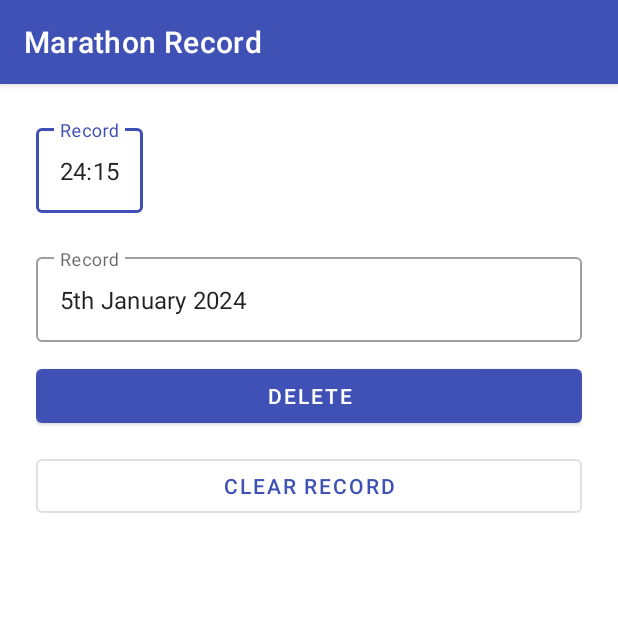
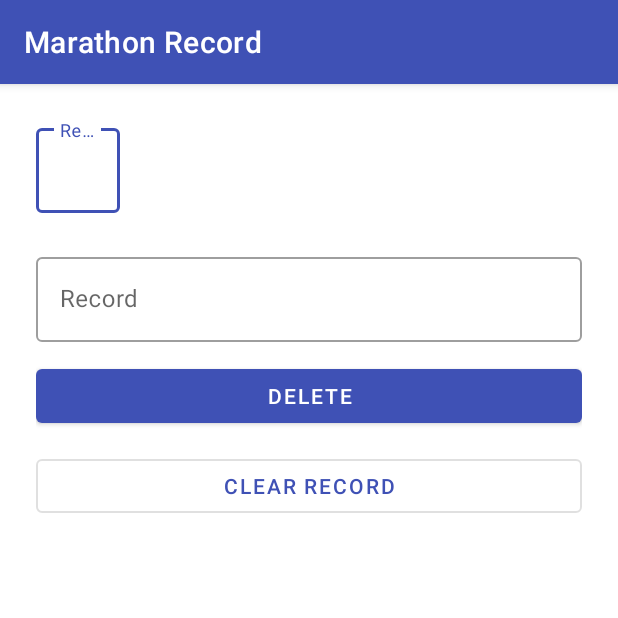
Before and after one commit to RickyHsieh/recordkeeper, an Android app: the screen it shows after launch (EditRunningRecordActivity), after a tap on "Marathon", on a phone screen of 412 x 824 dp, the top half of it. Run offline under Robolectric (Android 15) with nearby library versions, the phone set to English and light mode, and no system bars.

Commit message:
feat(record): sharePreference save data

```diff
--- a/app/src/main/java/com/purplestudio/recordkeeper/running/EditRunningRecordActivity.kt
+++ b/app/src/main/java/com/purplestudio/recordkeeper/running/EditRunningRecordActivity.kt
@@ -2,6 +2,7 @@ package com.purplestudio.recordkeeper.running
 
 import androidx.appcompat.app.AppCompatActivity
 import android.os.Bundle
+import androidx.core.content.edit
 import com.purplestudio.recordkeeper.databinding.ActivityEditRunnungRecordBinding
 
 class EditRunningRecordActivity : AppCompatActivity() {
@@ -14,5 +15,33 @@ class EditRunningRecordActivity : AppCompatActivity() {
         setContentView(binding.root)
         val distance = intent.getStringExtra("Distance")
         title = "$distance Record"
+        displayRecord(distance)
+        binding.buttonSave.setOnClickListener() {
+            // Save the record
+            saveRecord(distance)
+            finish()
+        }
+    }
+
+    private fun displayRecord(distance: String?) {
+        val runningPreference = getSharedPreferences("running", MODE_PRIVATE)
+        val record = runningPreference.getString("$distance record", null)
+        val date = runningPreference.getString("$distance date", null)
+        binding.editTextRecord.setText(record)
+        binding.editTextDate.setText(date)
+    }
+
+    private fun saveRecord(distance: String?) {
+        val record = binding.editTextRecord.text.toString()
+        val date = binding.editTextDate.text.toString()
+        val runningPreference = getSharedPreferences("running", MODE_PRIVATE)
+//        val editor = runningPreference.edit()
+//        editor.putString("distance", distance)
+//        editor.putString("date", date)
+//        editor.apply()
+        runningPreference.edit {
+            putString("$distance record", record)
+            putString("$distance date", date)
+        }
     }
 }
--- a/app/src/main/java/com/purplestudio/recordkeeper/running/RunningFragment.kt
+++ b/app/src/main/java/com/purplestudio/recordkeeper/running/RunningFragment.kt
@@ -1,5 +1,6 @@
 package com.purplestudio.recordkeeper.running
 
+import android.content.Context.MODE_PRIVATE
 import android.content.Intent
 import android.os.Bundle
 import android.view.LayoutInflater
@@ -25,7 +26,25 @@ class RunningFragment : Fragment() {
     override fun onViewCreated(view: View, savedInstanceState: Bundle?) {
         super.onViewCreated(view, savedInstanceState)
         setupClickListeners()
+    }
 
+    override fun onResume() {
+        super.onResume()
+        displayRecords()
+    }
+
+    private fun displayRecords() {
+        requireContext().getSharedPreferences("running", MODE_PRIVATE).apply {
+            binding.textView5km.text = getString("5km record", null)
+            binding.textView5kmDate.text = getString("5km date", null)
+            binding.textView10kmDate.text = getString("10km date", null)
+            binding.textView10km.text = getString("10km record", null)
+            binding.textViewHalfMarathonTime.text = getString("Half-Marathon record", null)
+            binding.textViewHalfMarathonDate.text = getString("Half-Marathon date", null)
+            binding.textViewMarathonTime.text = getString("Marathon record", null)
+            binding.textViewMarathonDate.text = getString("Marathon date", null)
+
+        }
     }
 
     private fun setupClickListeners() {
--- a/app/src/main/res/layout/activity_edit_runnung_record.xml
+++ b/app/src/main/res/layout/activity_edit_runnung_record.xml
@@ -15,6 +15,7 @@
         app:layout_constraintTop_toTopOf="parent"
         android:layout_height="wrap_content">
         <com.google.android.material.textfield.TextInputEditText
+            android:id="@+id/edit_text_record"
             android:layout_width="wrap_content"
             android:text="@string/record_text_input_edit_text"
             android:layout_height="wrap_content"/>
--- a/app/src/main/res/layout/fragment_running.xml
+++ b/app/src/main/res/layout/fragment_running.xml
@@ -80,6 +80,7 @@
                     app:layout_constraintTop_toTopOf="parent" />
 
                 <TextView
+                    android:id="@+id/textView_5km_date"
                     android:layout_width="wrap_content"
                     android:layout_height="wrap_content"
                     android:layout_marginTop="15dp"
@@ -127,6 +128,7 @@
                     app:layout_constraintTop_toTopOf="parent" />
 
                 <TextView
+                    android:id="@+id/textView_10km_date"
                     android:layout_width="wrap_content"
                     android:layout_height="wrap_content"
                     android:layout_marginTop="15dp"
@@ -174,6 +176,7 @@
                     app:layout_constraintTop_toTopOf="parent" />
 
                 <TextView
+                    android:id="@+id/textView_half_marathon_date"
                     android:layout_width="wrap_content"
                     android:layout_height="wrap_content"
                     android:layout_marginTop="15dp"
@@ -221,6 +224,7 @@
                     app:layout_constraintTop_toTopOf="parent" />
 
                 <TextView
+                    android:id="@+id/textView_marathon_date"
                     android:layout_width="wrap_content"
                     android:layout_height="wrap_content"
                     android:layout_marginTop="15dp"
```
